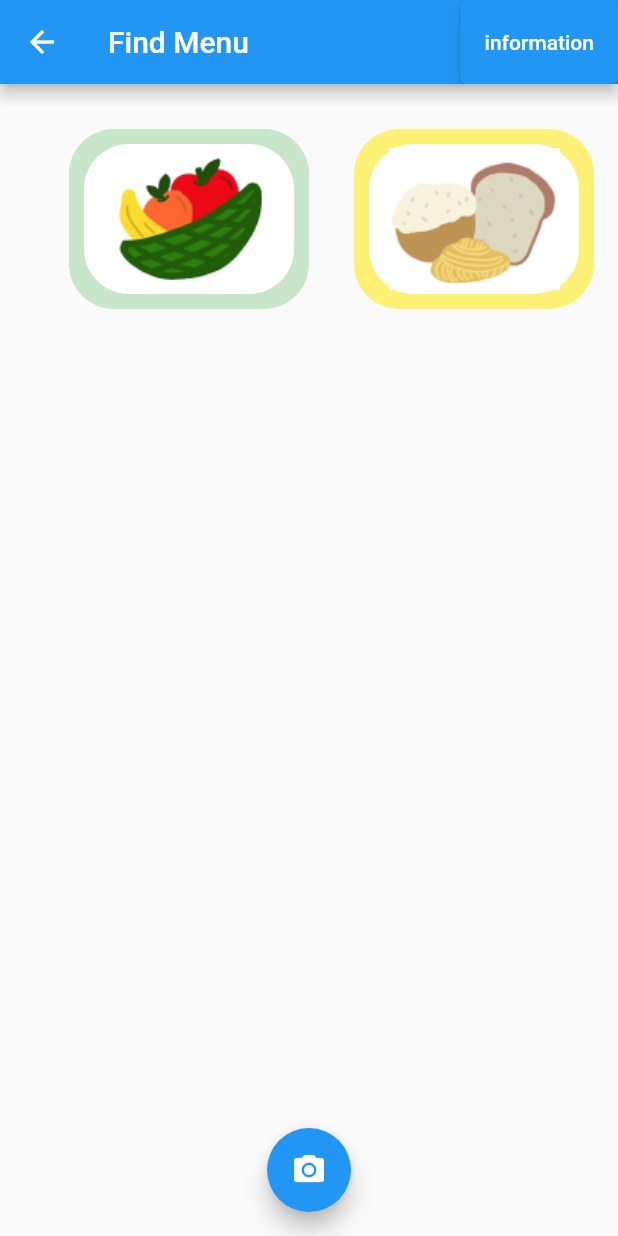
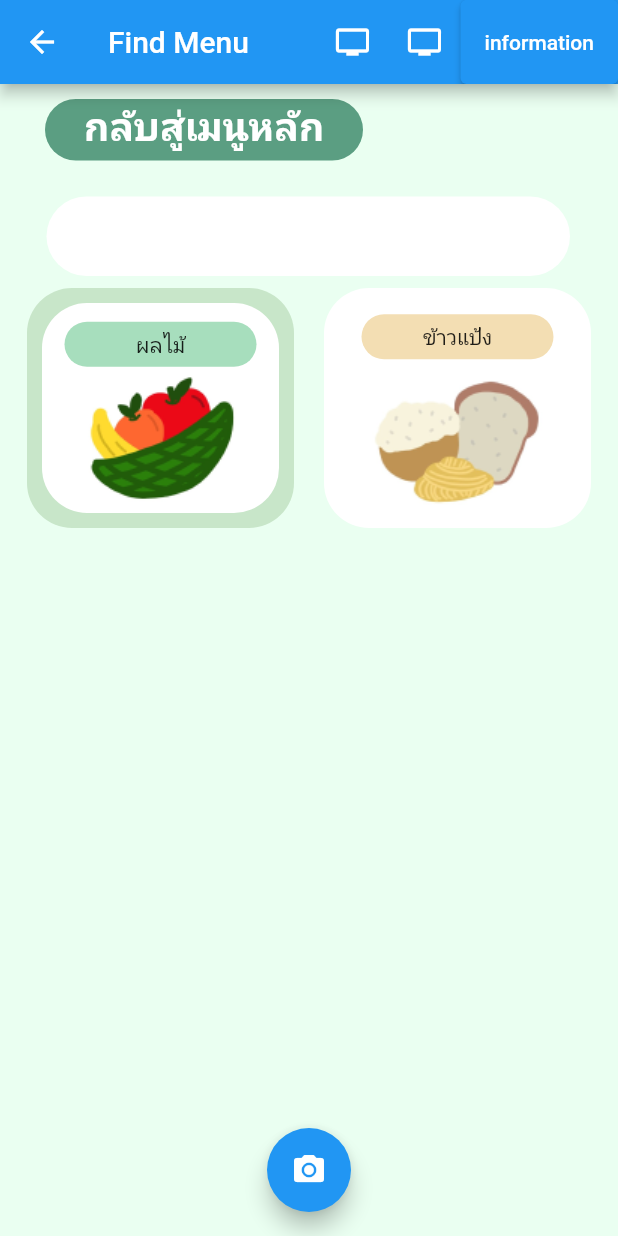
Before and after one commit to AINutritionProject/KinDeeUDee, a Flutter app: the MenuPage screen opened directly, on a phone screen of 412 x 824 dp. Run offline on Flutter 3.47's test engine with Material 2 defaults, Android fonts, the phone set to English and light mode, and no system bars; our stand-ins replace camera, cloud_firestore, csv, dotted_border, firebase_auth, firebase_core and 5 more; accounts and stored records are empty.

Commit message:
button back in menu

```diff
--- a/lib/pages/menu.dart
+++ b/lib/pages/menu.dart
@@ -24,6 +24,21 @@ class MenuPage extends StatelessWidget {
         appBar: AppBar(
           title: const Text("Find Menu"),
           actions: [
+            IconButton(
+                onPressed: () {
+                  Navigator.of(context).push(MaterialPageRoute(
+                      builder: (context) => const RealAllFoodPage(
+                            type: "Fruit",
+                          )));
+                },
+                icon: const Icon(Icons.tv)),
+            IconButton(
+                onPressed: () {
+                  Navigator.of(context).push(MaterialPageRoute(
+                      builder: (context) =>
+                          const RealAllFoodPage(type: "Flour")));
+                },
+                icon: const Icon(Icons.tv)),
             ElevatedButton(
               onPressed: () {
                 Navigator.push(
@@ -35,12 +50,55 @@ class MenuPage extends StatelessWidget {
             )
           ],
         ),
-        body: Center(
-          child: Column(children: [
+        body: Container(
+          color: const Color.fromRGBO(234, 255, 241, 1),
+          child: Column(
+            children: [
               Row(
-              mainAxisAlignment: MainAxisAlignment.center,
                 children: [
-                GestureDetector(
+                  Padding(
+                    padding:
+                        const EdgeInsets.only(left: 30, top: 10, bottom: 24),
+                    child: Container(
+                      width: 212,
+                      height: 41,
+                      decoration: const BoxDecoration(
+                          color: Color.fromRGBO(91, 158, 130, 1),
+                          borderRadius: BorderRadius.all(
+                            Radius.circular(30),
+                          )),
+                      child: const Text(
+                        "กลับสู่เมนูหลัก",
+                        style: TextStyle(
+                            color: Colors.white,
+                            fontSize: 26,
+                            fontWeight: FontWeight.bold),
+                        textAlign: TextAlign.center,
+                      ),
+                    ),
+                  ),
+                ],
+              ),
+              Padding(
+                padding: EdgeInsets.only(left: 31, right: 32),
+                child: Container(
+                  width: double.infinity,
+                  height: 53,
+                  decoration: const BoxDecoration(
+                      color: Colors.white,
+                      borderRadius: BorderRadius.all(
+                        Radius.circular(30),
+                      )),
+                ),
+              ),
+              Padding(
+                padding: const EdgeInsets.all(8.0),
+                child: SizedBox(
+                  height: 160,
+                  child: Row(children: [
+                    Expanded(
+                        flex: 1,
+                        child: GestureDetector(
                           onTap: () {
                             Navigator.of(context).push(
                               MaterialPageRoute(
@@ -49,30 +107,43 @@ class MenuPage extends StatelessWidget {
                               ),
                             );
                           },
+                          child: GestureDetector(
+                            onTap: () {
+                              Navigator.of(context).push(MaterialPageRoute(
+                                  builder: (context) =>
+                                      const RealAllFoodPage(type: "Fruit")));
+                            },
                             child: MenuTypeIcon(
                               name: "ผลไม้",
                               color: Colors.green.shade100,
+                              colorIcon: const Color.fromRGBO(167, 222, 189, 1),
                               imageAssetPath: "assets/images/Menu/fruit.png",
                             ),
                           ),
-                GestureDetector(
+                        )),
+                    Expanded(
+                        flex: 1,
+                        child: GestureDetector(
                           onTap: () {
                             Navigator.of(context).push(
                               MaterialPageRoute(
                                 builder: (context) =>
-                            const RealAllFoodPage(type: "Flour"),
+                                    const RealAllFoodPage(type: "Fruit"),
                               ),
                             );
                           },
-                  child: MenuTypeIcon(
+                          child: const MenuTypeIcon(
                             name: "ข้าวแป้ง",
-                    color: Colors.yellow.shade300,
+                            color: Colors.white,
+                            colorIcon: Color.fromRGBO(243, 222, 179, 1),
                             imageAssetPath: "assets/images/Menu/rice.png",
+                          ),
+                        )),
+                  ]),
                 ),
               ),
             ],
-            )
-          ]),
+          ),
         ));
   }
 }
@@ -82,10 +153,12 @@ class MenuTypeIcon extends StatelessWidget {
       {super.key,
       required this.name,
       required this.color,
-      required this.imageAssetPath});
+      required this.imageAssetPath,
+      required this.colorIcon});
   final String name;
   final Color color;
   final String imageAssetPath;
+  final Color colorIcon;
 
   @override
   Widget build(BuildContext context) {
@@ -93,10 +166,10 @@ class MenuTypeIcon extends StatelessWidget {
       decoration: BoxDecoration(
           color: color,
           borderRadius: const BorderRadius.all(Radius.circular(30))),
-      margin: const EdgeInsets.only(left: 30, top: 30),
+      margin: const EdgeInsets.only(left: 10, right: 10),
       padding: const EdgeInsets.all(10),
-      height: 120,
-      width: 160,
+      height: double.infinity,
+      width: double.infinity,
       child: Container(
           decoration: const BoxDecoration(
             color: Colors.white,
@@ -104,23 +177,75 @@ class MenuTypeIcon extends StatelessWidget {
               Radius.circular(30),
             ),
           ),
-        child: Stack(
+          child: Column(
+            mainAxisAlignment: MainAxisAlignment.center,
             children: [
-            Positioned(
-              left: 48,
-              top: 10,
+              Padding(
+                padding:
+                    const EdgeInsets.symmetric(vertical: 5, horizontal: 15),
                 child: Container(
-                decoration: BoxDecoration(color: color),
+                    width: double.infinity,
+                    height: 30,
+                    decoration: BoxDecoration(
+                      color: colorIcon,
+                      borderRadius: const BorderRadius.all(
+                        Radius.circular(30),
+                      ),
+                    ),
+                    child: Center(
                       child: Text(
                         name,
                         textAlign: TextAlign.center,
                       ),
-              ),
+                    )),
               ),
               Center(child: Image.asset(imageAssetPath)),
             ],
-        ),
-      ),
+          )),
     );
   }
 }
+
+class MyApp extends StatefulWidget {
+  @override
+  _MyAppState createState() => _MyAppState();
+}
+
+class _MyAppState extends State<MyApp> {
+  TextEditingController nameController = TextEditingController();
+  String fullName = '';
+
+  @override
+  Widget build(BuildContext context) {
+    return MaterialApp(
+      home: Scaffold(
+          appBar: AppBar(
+            title: Text('Flutter - tutorialkart.com'),
+          ),
+          body: Center(
+              child: Column(children: <Widget>[
+            Container(
+                margin: EdgeInsets.all(20),
+                child: TextField(
+                  controller: nameController,
+                  decoration: InputDecoration(
+                    border: OutlineInputBorder(),
+                    labelText: 'Full Name',
+                  ),
+                  onChanged: (text) {
+                    setState(() {
+                      fullName = text;
+                      //you can access nameController in its scope to get
+                      // the value of text entered as shown below
+                      //fullName = nameController.text;
+                    });
+                  },
+                )),
+            Container(
+              margin: EdgeInsets.all(20),
+              child: Text(fullName),
+            )
+          ]))),
+    );
+  }
+}
```
Lines whose indentation alone changed are shown as unchanged.
